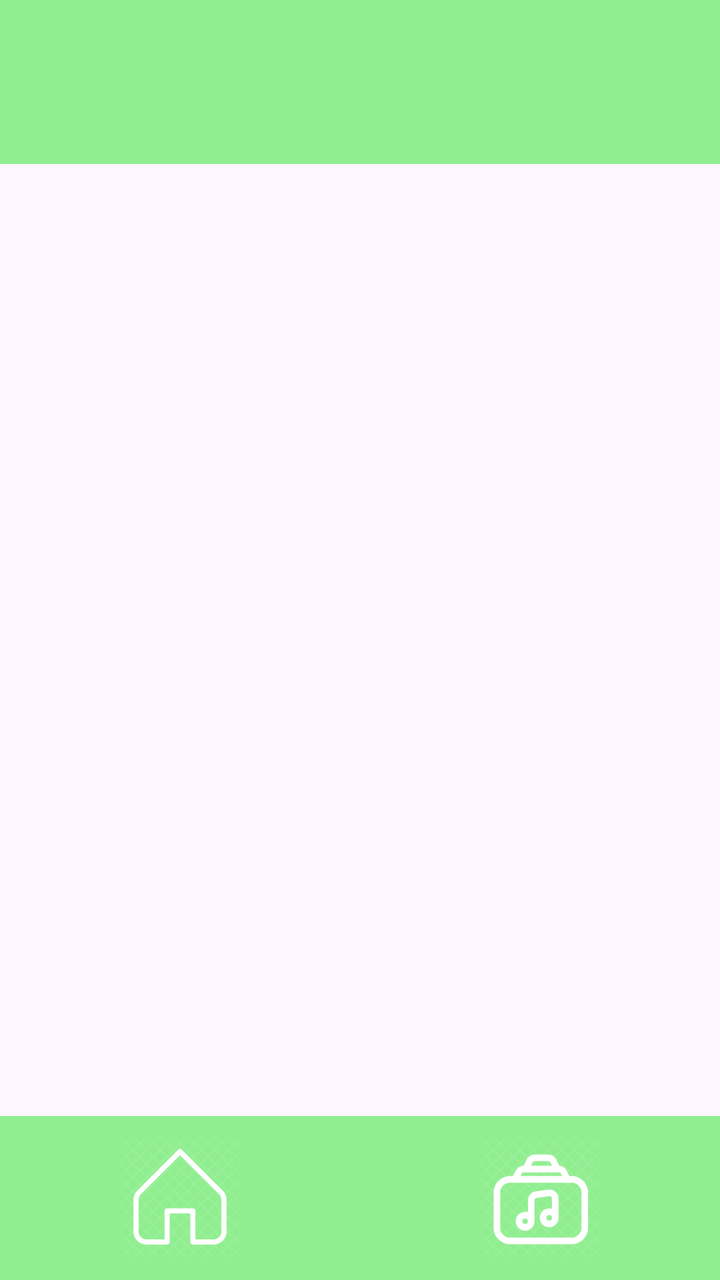
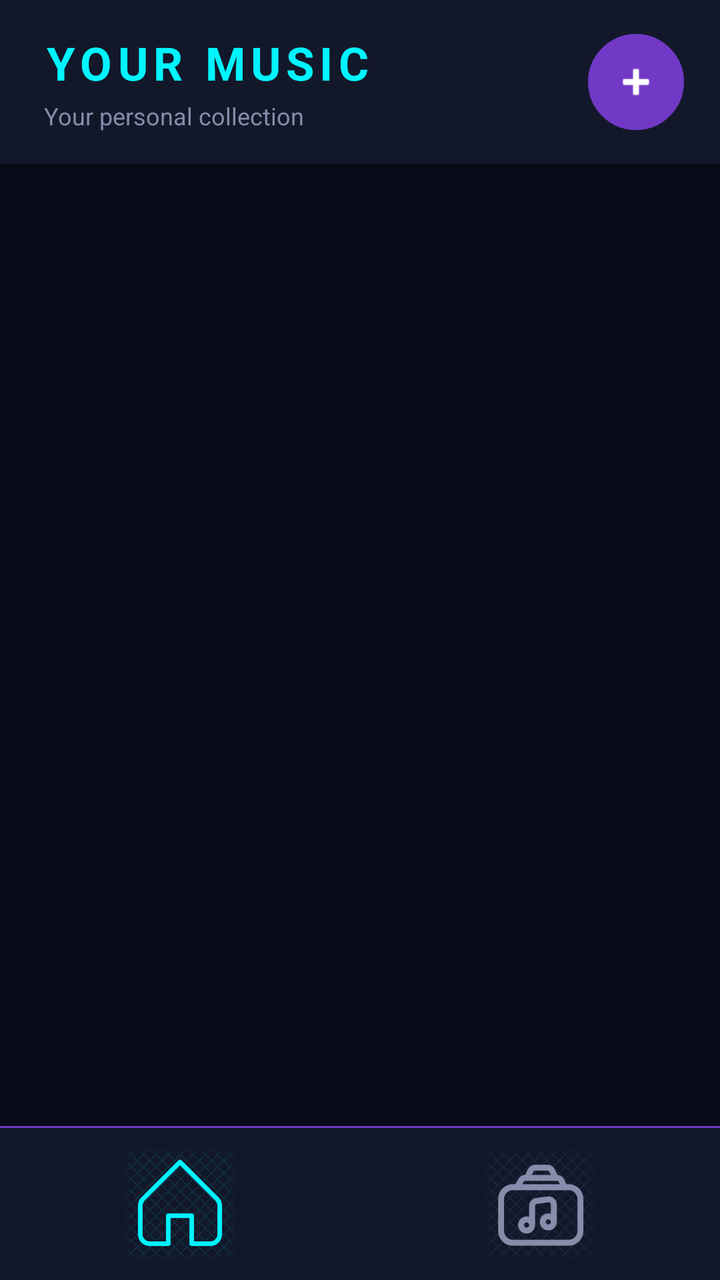

The first picture is an Android layout as it rendered before a commit; the second is the same layout after the commit. The layout source and the unified diff follow.
<!-- AndroidManifest.xml: application theme Theme.Music_streamer -->
<!-- res/layout/dashboard.xml -->
<?xml version="1.0" encoding="utf-8"?>
<androidx.constraintlayout.widget.ConstraintLayout xmlns:android="http://schemas.android.com/apk/res/android"
    xmlns:app="http://schemas.android.com/apk/res-auto"
    xmlns:tools="http://schemas.android.com/tools"
    android:layout_width="match_parent"
    android:layout_height="match_parent">

    <View
        android:id="@+id/view"
        android:layout_width="match_parent"
        android:layout_height="82dp"
        android:background="@color/green"
        app:layout_constraintEnd_toEndOf="parent"
        app:layout_constraintStart_toStartOf="parent"
        app:layout_constraintTop_toTopOf="parent" />

    <ScrollView
        android:layout_width="match_parent"
        android:layout_height="0dp"
        android:layout_marginTop="1dp"
        app:layout_constraintBottom_toTopOf="@+id/navbar"
        app:layout_constraintTop_toBottomOf="@+id/view">

        <LinearLayout
            android:id="@+id/songContainer"
            android:layout_width="match_parent"
            android:layout_height="wrap_content"
            android:orientation="vertical"
            android:padding="12dp" />
    </ScrollView>


    <LinearLayout
        android:id="@+id/navbar"
        android:layout_width="match_parent"
        android:layout_height="82dp"
        android:background="@color/green"
        android:orientation="horizontal"
        android:gravity="center"
        app:layout_constraintBottom_toBottomOf="parent"
        app:layout_constraintStart_toStartOf="parent"
        app:layout_constraintEnd_toEndOf="parent">

        <LinearLayout
            android:layout_width="0dp"
            android:layout_height="match_parent"
            android:layout_weight="1"
            android:gravity="center"
            android:background="@color/green"
            android:orientation="vertical">
            <ImageButton
                android:id="@+id/homeButton"
                android:layout_width="match_parent"
                android:layout_height="match_parent"
                android:layout_weight="1"
                android:background="?attr/selectableItemBackground"
                android:contentDescription="Home"
                android:paddingLeft="10dp"
                android:paddingRight="10dp"
                android:paddingTop="10dp"
                android:paddingBottom="10dp"
                android:scaleType="fitCenter"
                android:src="@drawable/home"
                android:tooltipText="Home"
                app:tint="@android:color/white" />
            <TextView
                android:id="@+id/home_text"
                android:layout_width="match_parent"
                android:layout_height="wrap_content"
                android:textAlignment="center"
                android:textColor="@color/white"
                android:text="Home"
                android:paddingBottom="10dp"
                android:visibility="gone"/>
        </LinearLayout>

        <LinearLayout
            android:layout_width="0dp"
            android:layout_height="match_parent"
            android:layout_weight="1"
            android:gravity="center"
            android:background="@color/green"
            android:orientation="vertical">
            <ImageButton
                android:id="@+id/libraryButton"
                android:layout_width="match_parent"
                android:layout_height="match_parent"
                android:layout_weight="1"
                android:background="?attr/selectableItemBackground"
                android:contentDescription="Library"
                android:paddingLeft="10dp"
                android:paddingRight="10dp"
                android:paddingTop="10dp"
                android:paddingBottom="10dp"
                android:scaleType="fitCenter"
                android:tooltipText="Library"
                android:src="@drawable/library"
                app:tint="@android:color/white" />
            <TextView
                android:id="@+id/library_text"
                android:layout_width="match_parent"
                android:layout_height="wrap_content"
                android:textAlignment="center"
                android:textColor="@color/white"
                android:text="Library"
                android:paddingBottom="10dp"
                android:visibility="gone"/>
        </LinearLayout>

    </LinearLayout>


</androidx.constraintlayout.widget.ConstraintLayout>
<!-- resources referenced by this layout -->
<resources>
  <color name="green">#90EE90</color>
  <color name="white">#FFFFFFFF</color>
  <!-- drawable home: webp bitmap (drawable, 15200 bytes) -->
  <!-- drawable library: webp bitmap (drawable, 17746 bytes) -->
  <style name="Theme.Music_streamer" parent="Base.Theme.Music_streamer" />
  <style name="Base.Theme.Music_streamer" parent="Theme.Material3.DayNight.NoActionBar">
          
          
      </style>
</resources>

<!-- the commit's change to res/layout/dashboard.xml (unified diff, before → after) -->
@@ -1,113 +1,185 @@
 <?xml version="1.0" encoding="utf-8"?>
-<androidx.constraintlayout.widget.ConstraintLayout xmlns:android="http://schemas.android.com/apk/res/android"
+<androidx.constraintlayout.widget.ConstraintLayout
+    xmlns:android="http://schemas.android.com/apk/res/android"
     xmlns:app="http://schemas.android.com/apk/res-auto"
     xmlns:tools="http://schemas.android.com/tools"
     android:layout_width="match_parent"
-    android:layout_height="match_parent">
+    android:layout_height="match_parent"
+    android:background="#080B18">
 
-    <View
+    
+    <LinearLayout
         android:id="@+id/view"
         android:layout_width="match_parent"
         android:layout_height="82dp"
-        android:background="@color/green"
-        app:layout_constraintEnd_toEndOf="parent"
+        android:orientation="horizontal"
+        android:gravity="center_vertical"
+        android:background="#12182A"
+        android:paddingStart="22dp"
+        android:paddingEnd="18dp"
+        android:elevation="4dp"
+        app:layout_constraintTop_toTopOf="parent"
         app:layout_constraintStart_toStartOf="parent"
-        app:layout_constraintTop_toTopOf="parent" />
+        app:layout_constraintEnd_toEndOf="parent">
 
+        
+        <LinearLayout
+            android:layout_width="0dp"
+            android:layout_height="match_parent"
+            android:layout_weight="1"
+            android:gravity="center_vertical"
+            android:orientation="vertical">
+
+            <TextView
+                android:layout_width="wrap_content"
+                android:layout_height="wrap_content"
+                android:text="YOUR MUSIC"
+                android:textColor="#00F5FF"
+                android:textSize="23sp"
+                android:textStyle="bold"
+                android:letterSpacing="0.12" />
+
+            <TextView
+                android:layout_width="wrap_content"
+                android:layout_height="wrap_content"
+                android:text="Your personal collection"
+                android:textColor="#858DAA"
+                android:textSize="12sp"
+                android:layout_marginTop="3dp" />
+
+        </LinearLayout>
+
+        
+        <ImageButton
+            android:id="@+id/addSongButton"
+            android:layout_width="48dp"
+            android:layout_height="48dp"
+            android:backgroundTint="#7139C6"
+            android:background="@drawable/add_button_background"
+            android:src="@android:drawable/ic_input_add"
+            android:contentDescription="Add song"
+            android:padding="12dp"
+            android:scaleType="fitCenter"
+            android:tooltipText="Add song"
+            app:tint="#FFFFFF" />
+
+    </LinearLayout>
+
+    
+    <View
+        android:layout_width="match_parent"
+        android:layout_height="1dp"
+        android:background="#00BFCB"
+        app:layout_constraintTop_toBottomOf="@id/view" />
+
+    
     <ScrollView
         android:layout_width="match_parent"
         android:layout_height="0dp"
-        android:layout_marginTop="1dp"
-        app:layout_constraintBottom_toTopOf="@+id/navbar"
-        app:layout_constraintTop_toBottomOf="@+id/view">
+        android:background="#080B18"
+        android:fillViewport="true"
+        android:clipToPadding="false"
+        android:paddingBottom="12dp"
+        app:layout_constraintTop_toBottomOf="@id/view"
+        app:layout_constraintBottom_toTopOf="@id/navbar">
 
         <LinearLayout
             android:id="@+id/songContainer"
             android:layout_width="match_parent"
             android:layout_height="wrap_content"
             android:orientation="vertical"
-            android:padding="12dp" />
+            android:padding="16dp" />
+
     </ScrollView>
 
-
+    
     <LinearLayout
         android:id="@+id/navbar"
         android:layout_width="match_parent"
-        android:layout_height="82dp"
-        android:background="@color/green"
+        android:layout_height="76dp"
+        android:background="#12182A"
         android:orientation="horizontal"
         android:gravity="center"
+        android:elevation="8dp"
         app:layout_constraintBottom_toBottomOf="parent"
         app:layout_constraintStart_toStartOf="parent"
         app:layout_constraintEnd_toEndOf="parent">
 
+        
         <LinearLayout
             android:layout_width="0dp"
             android:layout_height="match_parent"
             android:layout_weight="1"
             android:gravity="center"
-            android:background="@color/green"
             android:orientation="vertical">
+
             <ImageButton
                 android:id="@+id/homeButton"
                 android:layout_width="match_parent"
-                android:layout_height="match_parent"
+                android:layout_height="0dp"
                 android:layout_weight="1"
-                android:background="?attr/selectableItemBackground"
+                android:background="?attr/selectableItemBackgroundBorderless"
                 android:contentDescription="Home"
-                android:paddingLeft="10dp"
-                android:paddingRight="10dp"
-                android:paddingTop="10dp"
-                android:paddingBottom="10dp"
+                android:padding="10dp"
                 android:scaleType="fitCenter"
                 android:src="@drawable/home"
                 android:tooltipText="Home"
-                app:tint="@android:color/white" />
+                app:tint="#00F5FF" />
+
             <TextView
                 android:id="@+id/home_text"
                 android:layout_width="match_parent"
                 android:layout_height="wrap_content"
+                android:text="Home"
                 android:textAlignment="center"
-                android:textColor="@color/white"
-                android:text="Home"
-                android:paddingBottom="10dp"
-                android:visibility="gone"/>
+                android:textColor="#00F5FF"
+                android:textSize="11sp"
+                android:paddingBottom="7dp"
+                android:visibility="gone" />
+
         </LinearLayout>
 
+        
         <LinearLayout
             android:layout_width="0dp"
             android:layout_height="match_parent"
             android:layout_weight="1"
             android:gravity="center"
-            android:background="@color/green"
             android:orientation="vertical">
+
             <ImageButton
                 android:id="@+id/libraryButton"
                 android:layout_width="match_parent"
-                android:layout_height="match_parent"
+                android:layout_height="0dp"
                 android:layout_weight="1"
-                android:background="?attr/selectableItemBackground"
+                android:background="?attr/selectableItemBackgroundBorderless"
                 android:contentDescription="Library"
-                android:paddingLeft="10dp"
-                android:paddingRight="10dp"
-                android:paddingTop="10dp"
-                android:paddingBottom="10dp"
+                android:padding="10dp"
                 android:scaleType="fitCenter"
+                android:src="@drawable/library"
                 android:tooltipText="Library"
-                android:src="@drawable/library"
-                app:tint="@android:color/white" />
+                app:tint="#858DAA" />
+
             <TextView
                 android:id="@+id/library_text"
                 android:layout_width="match_parent"
                 android:layout_height="wrap_content"
+                android:text="Library"
                 android:textAlignment="center"
-                android:textColor="@color/white"
-                android:text="Library"
-                android:paddingBottom="10dp"
-                android:visibility="gone"/>
+                android:textColor="#858DAA"
+                android:textSize="11sp"
+                android:paddingBottom="7dp"
+                android:visibility="gone" />
+
         </LinearLayout>
 
     </LinearLayout>
 
+    
+    <View
+        android:layout_width="match_parent"
+        android:layout_height="1dp"
+        android:background="#7139C6"
+        app:layout_constraintBottom_toTopOf="@id/navbar" />
 
 </androidx.constraintlayout.widget.ConstraintLayout>
<!-- resource entries referenced after the edit -->
@@ -1,7 +1,17 @@
 <!-- resources referenced by this layout -->
 <resources>
-  <color name="green">#90EE90</color>
-  <color name="white">#FFFFFFFF</color>
+  <!-- drawable add_button_background (drawable) -->
+  <?xml version="1.0" encoding="utf-8"?>
+  <shape xmlns:android="http://schemas.android.com/apk/res/android"
+      android:shape="oval">
+  
+      <solid android:color="#7139C6" />
+  
+      <stroke
+          android:width="1dp"
+          android:color="#B66BFF" />
+  
+  </shape>
   <!-- drawable home: webp bitmap (drawable, 15200 bytes) -->
   <!-- drawable library: webp bitmap (drawable, 17746 bytes) -->
   <style name="Theme.Music_streamer" parent="Base.Theme.Music_streamer" />
